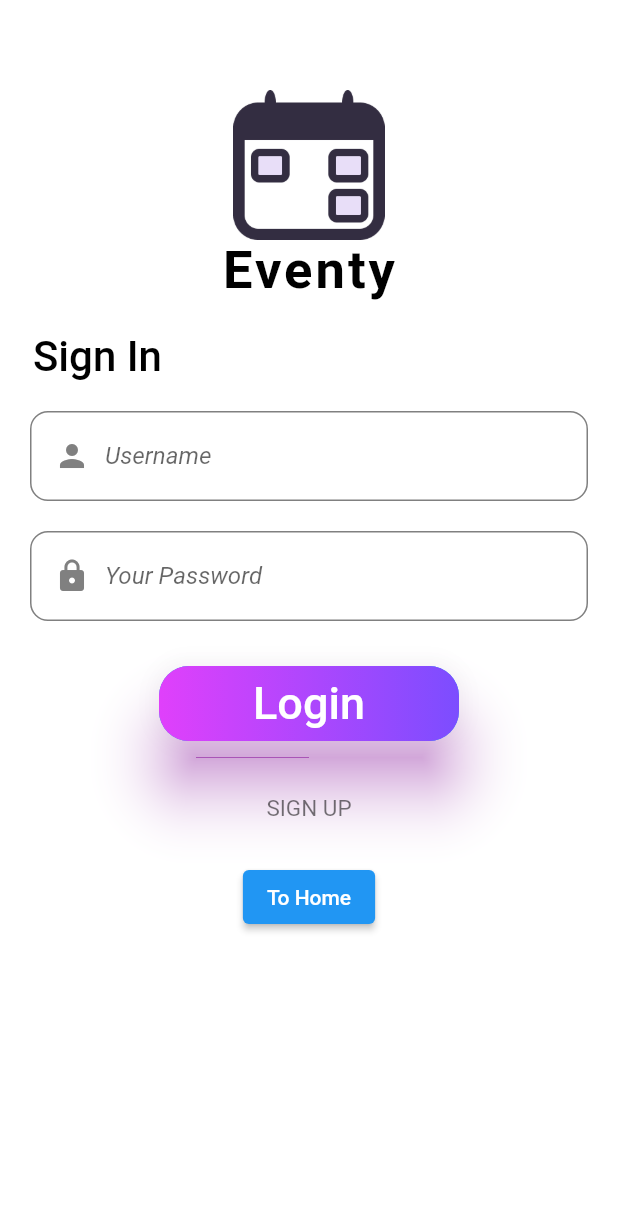
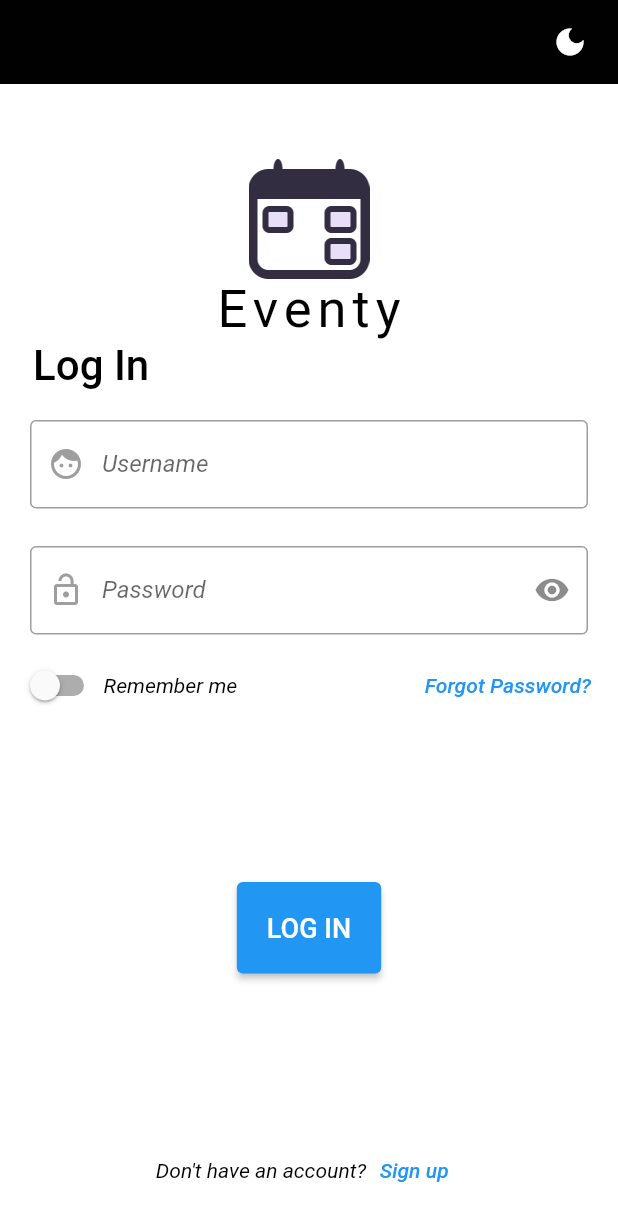
Before and after one commit to laaners/Eventy-flutter-application, a Flutter app: the screen it shows after launch, on a phone screen of 412 x 824 dp. Shown: the top 1221 px of the screen. Run offline on Flutter 3.47's test engine with Material 2 defaults, Android fonts, the phone set to English and light mode, and no system bars; our stand-ins replace flutter_dotenv; missing offline and left inert: postgres.

Commit message:
add login screen

```diff
--- a/lib/main.dart
+++ b/lib/main.dart
@@ -3,6 +3,7 @@ import 'package:dima_app/screens/events.dart';
 import 'package:dima_app/screens/groups.dart';
 import 'package:dima_app/screens/home.dart';
 import 'package:dima_app/screens/login.dart';
+import 'package:dima_app/screens/signup.dart';
 import 'package:dima_app/screens/profile.dart';
 import 'package:dima_app/server/postgres_methods.dart';
 import 'package:flutter/cupertino.dart';
@@ -87,7 +88,7 @@ class MyApp extends StatelessWidget {
     return MaterialApp(
       title: 'Eventy',
       theme: Provider.of<ThemeSwitch>(context).themeData,
-      home: const LoginScreen(),
+      home: const LogInScreen(),
     );
   }
 }
--- a/lib/screens/login.dart
+++ b/lib/screens/login.dart
@@ -1,222 +1,226 @@
-import 'package:dima_app/main.dart';
-import 'package:dima_app/providers/theme_switch.dart';
-import 'package:dima_app/screens/event_detail.dart';
-import 'package:dima_app/themes/palette.dart';
-import 'package:dima_app/transitions/screen_transition.dart';
+import 'package:dima_app/screens/signup.dart';
 import 'package:flutter/material.dart';
-import 'package:flutter/src/widgets/container.dart';
-import 'package:flutter/src/widgets/framework.dart';
 import 'package:provider/provider.dart';
 
-class LoginScreen extends StatefulWidget {
-  const LoginScreen({super.key});
+import '../providers/theme_switch.dart';
 
-  @override
-  State<LoginScreen> createState() => _LoginScreenState();
-}
-
-class _LoginScreenState extends State<LoginScreen> {
-  final GlobalKey<FormState> _formKey = GlobalKey<FormState>();
+class LogInScreen extends StatelessWidget {
+  const LogInScreen({super.key});
 
   @override
   Widget build(BuildContext context) {
     return Scaffold(
-      body: SizedBox(
-        width: double.infinity,
-        child: Column(
-          children: [
-            Container(
-              margin: const EdgeInsets.only(top: 60),
-              child: Column(
-                children: const [
-                  Image(
-                    image: AssetImage('images/logo.png'),
-                    height: 100,
-                  ),
-                  Text(
-                    "Eventy",
-                    style: TextStyle(
-                      fontSize: 35,
-                      fontWeight: FontWeight.bold,
-                      letterSpacing: 2,
+      // todo: remove appBar
+      appBar: AppBar(
+        actions: [
+          TextButton(
+            onPressed: () {
+              Provider.of<ThemeSwitch>(context, listen: false).changeTheme();
+            },
+            child: Icon(
+              Icons.dark_mode,
+              color:
+                  Provider.of<ThemeSwitch>(context).themeData.iconTheme.color,
             ),
           ),
         ],
       ),
-            ),
-            Expanded(
-              child: SizedBox(
-                width: double.infinity,
-                child: SingleChildScrollView(
-                  child: Column(
+      body: Column(
         children: [
           const SizedBox(
-                        height: 20,
+            height: 50,
+          ),
+          const Image(
+            image: AssetImage('images/logo.png'),
+            height: 80,
+          ),
+          const Text(
+            "Eventy",
+            style: TextStyle(
+              fontSize: 35,
+              fontWeight: FontWeight.normal,
+              letterSpacing: 4,
+            ),
           ),
           Container(
             alignment: Alignment.topLeft,
-                        margin: const EdgeInsets.only(left: 22, bottom: 10),
+            margin: const EdgeInsets.fromLTRB(22, 0, 0, 0),
             child: const Text(
-                          "Sign In",
+              "Log In",
               style: TextStyle(
                 fontSize: 28,
                 fontWeight: FontWeight.w500,
               ),
             ),
           ),
-                      Container(
-                        width: double.infinity,
-                        height: 60,
-                        margin: const EdgeInsets.symmetric(
-                          horizontal: 20,
-                          vertical: 10,
-                        ),
-                        padding: const EdgeInsets.symmetric(
-                          horizontal: 15,
-                          vertical: 5,
-                        ),
+          const DecoratedBox(
             decoration: BoxDecoration(
-                          border:
-                              Border.all(color: Palette.greyColor, width: 1),
-                          color: Palette.whiteColor,
-                          borderRadius: const BorderRadius.all(
-                            Radius.circular(12),
+              image: DecorationImage(image: AssetImage('images/logo.png')),
             ),
           ),
-                        child: Row(
-                          mainAxisAlignment: MainAxisAlignment.start,
-                          children: [
-                            const Icon(
-                              Icons.person,
-                              color: Palette.greyColor,
+          const Expanded(
+            child: LogInForm(),
           ),
-                            Expanded(
-                              child: Container(
-                                margin: const EdgeInsets.only(left: 10),
+        ],
+      ),
+    );
+  }
+}
+
+class LogInForm extends StatefulWidget {
+  const LogInForm({super.key});
+
+  @override
+  State<LogInForm> createState() => _LogInFormState();
+}
+
+class _LogInFormState extends State<LogInForm> {
+  final _formKey = GlobalKey<FormState>();
+  bool _passwordVisible = false;
+  bool _rememberUser = false;
+
+  @override
+  Widget build(BuildContext context) {
+    return Form(
+      key: _formKey,
+      child: Column(
+        mainAxisAlignment: MainAxisAlignment.center,
+        children: <Widget>[
+          Container(
+            margin: const EdgeInsets.fromLTRB(20, 20, 20, 5),
             child: TextFormField(
-                                  maxLines: 1,
               decoration: const InputDecoration(
-                                    label: Text(
-                                      "Username",
+                prefixIcon: Icon(Icons.face, color: Colors.grey),
+                border: OutlineInputBorder(),
+                labelText: 'Username',
+                labelStyle: TextStyle(fontStyle: FontStyle.italic),
+              ),
+              validator: (value) {
+                // todo: check if username already exists
+                if (value == null || value.isEmpty) {
+                  return 'Enter your username';
+                }
+                return null;
+              },
+            ),
+          ),
+          Container(
+            margin: const EdgeInsets.fromLTRB(20, 20, 20, 0),
+            child: TextFormField(
+              obscureText: _passwordVisible,
+              decoration: InputDecoration(
+                prefixIcon: const Icon(Icons.lock_open, color: Colors.grey),
+                hintText: 'Password',
+                border: const OutlineInputBorder(),
+                labelText: 'Password',
+                labelStyle: const TextStyle(fontStyle: FontStyle.italic),
+                suffixIcon: IconButton(
+                  onPressed: () {
+                    setState(() {
+                      _passwordVisible = !_passwordVisible;
+                    });
+                  },
+                  icon: Icon(
+                    _passwordVisible ? Icons.visibility_off : Icons.visibility,
+                  ),
+                ),
+              ),
+              validator: (value) {
+                if (value == null || value.isEmpty) {
+                  return 'Enter your password';
+                }
+                return null;
+              },
+            ),
+          ),
+          Container(
+            margin: const EdgeInsets.fromLTRB(10, 10, 10, 0),
+            child: Row(children: [
+              Switch(
+                value: _rememberUser,
+                onChanged: (bool value) {
+                  // This is called when the user toggles the switch.
+                  setState(() {
+                    _rememberUser = value;
+                    // todo: save credentials in secure storage if _rememberUser is true AND user is authenticated
+                    // https://pub.dev/packages/flutter_secure_storage
+                  });
+                },
+              ),
+              const Text(
+                "Remember me",
+                style: TextStyle(fontStyle: FontStyle.italic),
+              ),
+              const Spacer(),
+              TextButton(
+                onPressed: () {
+                  // todo: add transition to forgot password process
+                },
+                child: const Text(
+                  "Forgot Password?",
                   style: TextStyle(
                     fontStyle: FontStyle.italic,
                   ),
                 ),
-                                    border: InputBorder.none,
+              ),
+            ]),
+          ),
+          const Spacer(),
+          Container(
+            padding: const EdgeInsets.all(20),
+            alignment: Alignment.center,
+            child: ElevatedButton(
+              onPressed: () {
+                if (_formKey.currentState!.validate()) {
+                  // If the form is valid, display a snackbar. In the real world,
+                  // you'd often call a server or save the information in a database.
+                  ScaffoldMessenger.of(context).showSnackBar(
+                    const SnackBar(
+                      content: Text('Processing Data'),
+                    ),
+                  );
+                }
+              },
+              style: const ButtonStyle(
+                padding: MaterialStatePropertyAll<EdgeInsetsGeometry>(
+                    EdgeInsets.all(20)),
+              ),
+              child: const Text(
+                "LOG IN",
+                style: TextStyle(fontSize: 18),
               ),
             ),
+          ),
+          const Spacer(),
+          Container(
+            margin: const EdgeInsets.fromLTRB(0, 0, 0, 20),
+            child: Row(
+              mainAxisAlignment: MainAxisAlignment.center,
+              children: [
+                const Text(
+                  "Don't have an account?",
+                  style: TextStyle(fontStyle: FontStyle.italic),
+                ),
+                TextButton(
+                  onPressed: () {
+                    Navigator.push(
+                      context,
+                      MaterialPageRoute(
+                          builder: (context) => const SignUpScreen()),
+                    );
+                  },
+                  child: const Text(
+                    "Sign up",
+                    style: TextStyle(
+                      fontStyle: FontStyle.italic,
+                    ),
+                  ),
+                )
+              ],
             ),
           ),
         ],
       ),
-                      ),
-                      Container(
-                        width: double.infinity,
-                        height: 60,
-                        margin: const EdgeInsets.symmetric(
-                          horizontal: 20,
-                          vertical: 10,
-                        ),
-                        padding: const EdgeInsets.symmetric(
-                          horizontal: 15,
-                          vertical: 5,
-                        ),
-                        decoration: BoxDecoration(
-                          border:
-                              Border.all(color: Palette.greyColor, width: 1),
-                          color: Palette.whiteColor,
-                          borderRadius: const BorderRadius.all(
-                            Radius.circular(12),
-                          ),
-                        ),
-                        child: Row(
-                          mainAxisAlignment: MainAxisAlignment.start,
-                          children: [
-                            const Icon(
-                              Icons.lock,
-                              color: Palette.greyColor,
-                            ),
-                            Expanded(
-                              child: Container(
-                                margin: const EdgeInsets.only(left: 10),
-                                child: TextFormField(
-                                  maxLines: 1,
-                                  decoration: const InputDecoration(
-                                    label: Text(
-                                      "Your Password",
-                                      style: TextStyle(
-                                        fontStyle: FontStyle.italic,
-                                      ),
-                                    ),
-                                    border: InputBorder.none,
-                                  ),
-                                ),
-                              ),
-                            ),
-                          ],
-                        ),
-                      ),
-                      const SizedBox(
-                        height: 20,
-                      ),
-                      ElevatedButton(
-                        onPressed: () {},
-                        style: ElevatedButton.styleFrom(
-                            onPrimary: Colors.purpleAccent,
-                            shadowColor: Colors.purpleAccent,
-                            elevation: 18,
-                            padding: EdgeInsets.zero,
-                            shape: RoundedRectangleBorder(
-                                borderRadius: BorderRadius.circular(20))),
-                        child: Ink(
-                          decoration: BoxDecoration(
-                              gradient: const LinearGradient(colors: [
-                                Colors.purpleAccent,
-                                Colors.deepPurpleAccent
-                              ]),
-                              borderRadius: BorderRadius.circular(20)),
-                          child: Container(
-                            width: 200,
-                            height: 50,
-                            alignment: Alignment.center,
-                            child: const Text(
-                              'Login',
-                              style: TextStyle(
-                                fontSize: 30,
-                                color: Colors.white,
-                              ),
-                            ),
-                          ),
-                        ),
-                      ),
-                      Container(
-                        width: double.infinity,
-                        height: 70,
-                        alignment: Alignment.center,
-                        margin: const EdgeInsets.only(top: 10),
-                        child: const Text(
-                          "SIGN UP",
-                          style: TextStyle(color: Colors.black54, fontSize: 15),
-                        ),
-                      ),
-                      ElevatedButton(
-                        onPressed: () => {
-                          Navigator.of(context, rootNavigator: true).push(
-                            ScreenTransition(
-                              builder: (context) => const MyApp2(),
-                            ),
-                          ),
-                        },
-                        child: const Text("To Home"),
-                      ),
-                    ],
-                  ),
-                ),
-              ),
-            ),
-          ],
-        ),
-      ),
     );
   }
 }
```
Also changed, not shown: 1 other file. Lines whose indentation alone changed are shown as unchanged.
